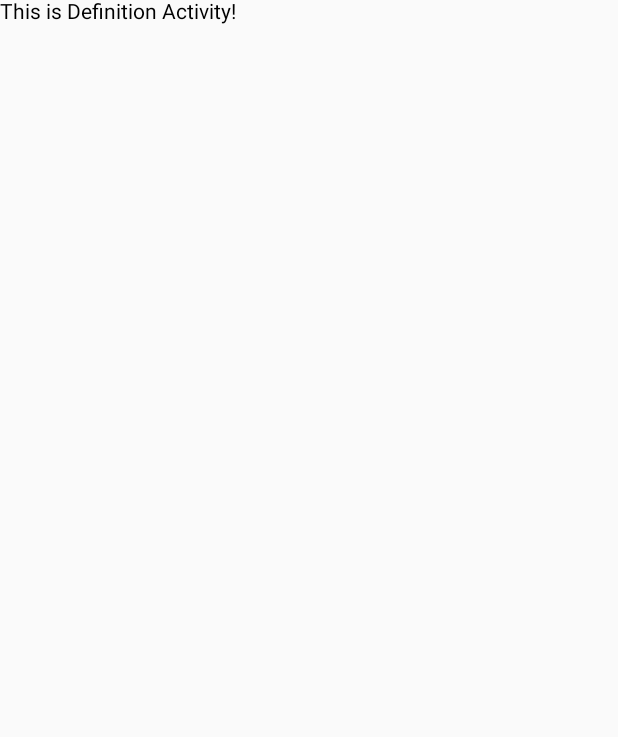
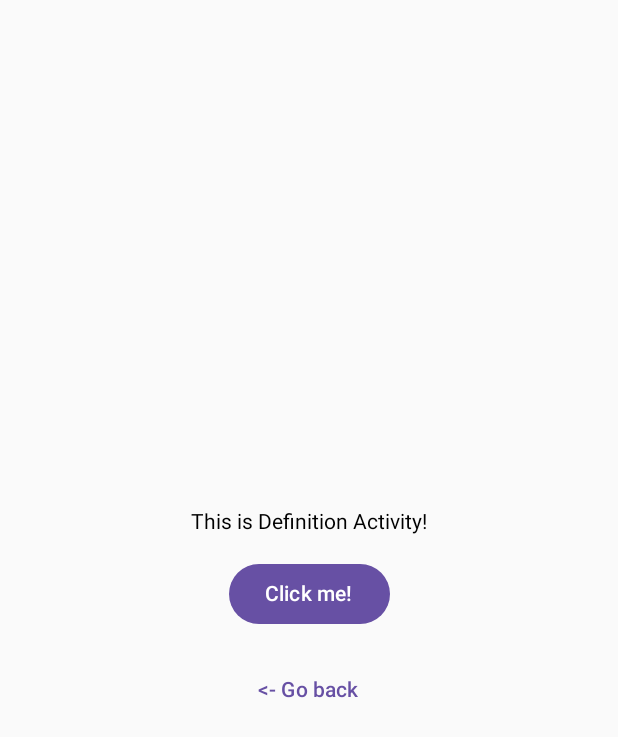
Before and after one commit to lzaycoe/prm392-demo, an Android app built with Jetpack Compose: the DefinitionActivity screen opened directly, with no data from a screen before it, on a phone screen of 412 x 824 dp. Before the commit the part shown is almost empty. Shown: the top 737 px of the screen. Run offline under Robolectric (Android 15) with nearby library versions, the phone set to English and light mode, and no system bars.

Commit message:
update: add example for Defining an Activity

```diff
--- a/slot-5/app/src/main/java/com/example/slot5/DefinitionActivity.kt
+++ b/slot-5/app/src/main/java/com/example/slot5/DefinitionActivity.kt
@@ -1,15 +1,72 @@
 package com.example.slot5
 
+import android.annotation.SuppressLint
+import android.content.Intent
 import android.os.Bundle
 import androidx.activity.ComponentActivity
 import androidx.activity.compose.setContent
+import androidx.compose.foundation.layout.Arrangement
+import androidx.compose.foundation.layout.Column
+import androidx.compose.foundation.layout.Spacer
+import androidx.compose.foundation.layout.fillMaxSize
+import androidx.compose.foundation.layout.height
+import androidx.compose.foundation.layout.padding
 import androidx.compose.material3.*
+import androidx.compose.runtime.Composable
+import androidx.compose.runtime.getValue
+import androidx.compose.runtime.mutableStateOf
+import androidx.compose.runtime.remember
+import androidx.compose.runtime.setValue
+import androidx.compose.ui.Alignment
+import androidx.compose.ui.Modifier
+import androidx.compose.ui.platform.LocalContext
+import androidx.compose.ui.unit.dp
 
+// Create class DefinitionActivity inheriting ComponentActivity
 class DefinitionActivity : ComponentActivity() {
+    // Override the onCreate method to set the content of the activity
     override fun onCreate(savedInstanceState: Bundle?) {
+        // Call the super class onCreate method
         super.onCreate(savedInstanceState)
+        // Set the content of the activity
         setContent {
-            Text(text = "This is Definition Activity!")
+            // Call the MyApp composable function
+            MyApp()
+        }
+    }
+
+    fun gobackToMainActivity() {
+        val intent = Intent(this, MainActivity::class.java)
+        startActivity(intent)
+        finish()
+    }
+}
+
+// Create a composable function MyApp
+@SuppressLint("ContextCastToActivity")
+@Composable
+fun MyApp() {
+    val activity = LocalContext.current as DefinitionActivity
+    var text by remember { mutableStateOf("This is Definition Activity!") }
+
+    Column (
+        modifier = Modifier
+            .fillMaxSize()
+            .padding(16.dp),
+        verticalArrangement = Arrangement.Center,
+        horizontalAlignment = Alignment.CenterHorizontally
+    ) {
+        Text(text)
+        Spacer(modifier = Modifier.height(16.dp))
+        Button(onClick = { text = "Button clicked!" }) {
+            Text("Click me!")
+        }
+
+        Spacer(modifier = Modifier.height(16.dp))
+        TextButton(onClick = {
+            activity.gobackToMainActivity()
+        }) {
+            Text("<- Go back")
         }
     }
 }
```
